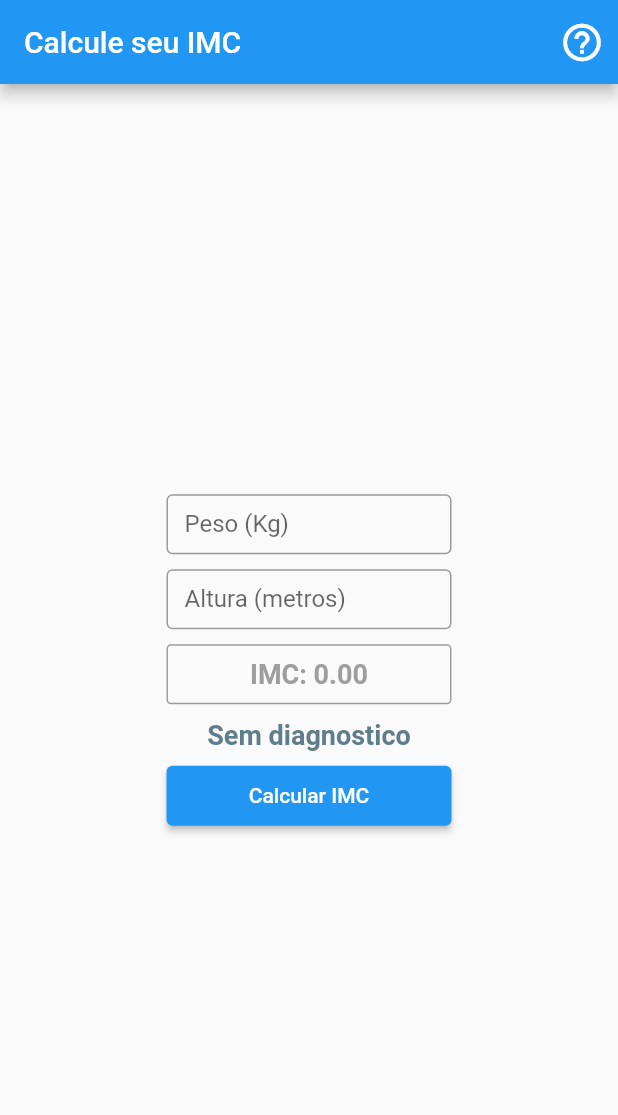
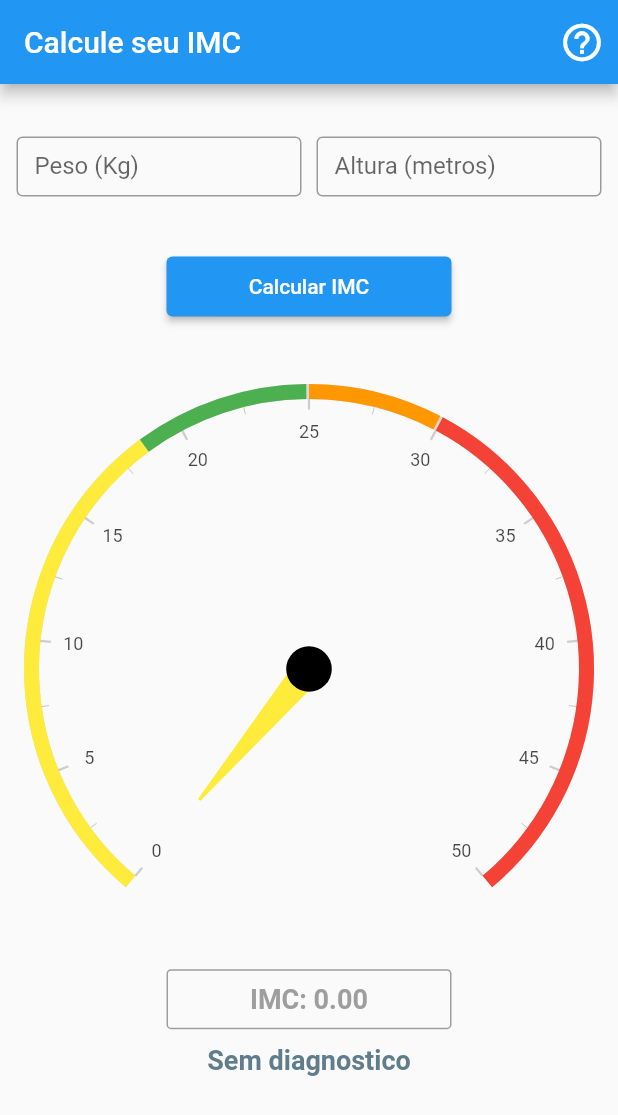
Before and after one commit to joaovitorpd/calculo_imc, a Flutter app: the screen it shows after launch, on a phone screen of 412 x 824 dp. Shown: the top 1115 px of the screen. Run offline on Flutter 3.47's test engine with Material 2 defaults, Android fonts, the phone set to English and light mode, and no system bars; drawn by our look-alikes of syncfusion_flutter_gauges; our stand-ins replace brasil_fields.

Commit message:
Layout adjustment

```diff
--- a/lib/screens/home_page.dart
+++ b/lib/screens/home_page.dart
@@ -1,6 +1,7 @@
 import 'package:brasil_fields/brasil_fields.dart';
 import 'package:calculo_imc/janela_de_ajuda.dart';
 import 'package:calculo_imc/widgets/entrada_formatada.dart';
+import 'package:calculo_imc/widgets/medidor_circular.dart';
 import 'package:flutter/material.dart';
 
 class HomePage extends StatefulWidget {
@@ -36,8 +37,8 @@ class _HomePageState extends State<HomePage> {
     double peso = double.parse(_pesoController.text.replaceFirst(',', '.'));
 
     setState(() {
-      print('peso: $peso');
-      print('altura: $altura');
+      //print('peso: $peso');
+      //print('altura: $altura');
 
       if (peso != 0 && altura != 0) {
         imc = peso / ((altura) * (altura));
@@ -82,8 +83,9 @@ class _HomePageState extends State<HomePage> {
             ),
           ],
         ),
-        body: Center(
-          child: SingleChildScrollView(
+        //resizeToAvoidBottomInset: true,
+        body: SingleChildScrollView(
+          padding: EdgeInsets.only(top: 30.0),
           child: Column(
             mainAxisAlignment: MainAxisAlignment.center,
             children: [
@@ -100,11 +102,6 @@ class _HomePageState extends State<HomePage> {
                       formatter: PesoInputFormatter(),
                     ),
                   ),
-                  ],
-                ),
-                Row(
-                  mainAxisAlignment: MainAxisAlignment.center,
-                  children: [
                   Container(
                     width: 200,
                     height: 50,
@@ -118,7 +115,30 @@ class _HomePageState extends State<HomePage> {
                 ],
               ),
               const SizedBox(
-                  height: 5,
+                height: 30,
+              ),
+              Container(
+                width: 200,
+                height: 50,
+                padding: const EdgeInsets.all(5),
+                child: ElevatedButton(
+                  child: const Text('Calcular IMC'),
+                  onPressed: () {
+                    calcularIMC();
+                    FocusManager.instance.primaryFocus?.unfocus();
+                  },
+                ),
+              ),
+              const SizedBox(
+                height: 30,
+              ),
+              SizedBox(
+                width: 400,
+                height: 400,
+                child: MedidorCircular(imc: imc),
+              ),
+              const SizedBox(
+                height: 0.1,
               ),
               Container(
                 width: 190,
@@ -170,23 +190,7 @@ class _HomePageState extends State<HomePage> {
                   ),
                 ],
               ),
-                const SizedBox(
-                  height: 5,
-                ),
-                Container(
-                  width: 200,
-                  height: 50,
-                  padding: const EdgeInsets.all(5),
-                  child: ElevatedButton(
-                    child: const Text('Calcular IMC'),
-                    onPressed: () {
-                      calcularIMC();
-                      FocusManager.instance.primaryFocus?.unfocus();
-                    },
-                  ),
-                ),
             ],
-            ),
           ),
         ),
       ),
--- a/lib/widgets/entrada_formatada.dart
+++ b/lib/widgets/entrada_formatada.dart
@@ -14,7 +14,7 @@ class EntradaFormatada extends StatelessWidget {
 
   @override
   Widget build(BuildContext context) {
-    return TextField(
+    return TextFormField(
       controller: controller,
       decoration: InputDecoration(
         labelText: label,
@@ -24,7 +24,8 @@ class EntradaFormatada extends StatelessWidget {
         FilteringTextInputFormatter.digitsOnly,
         formatter,
       ],
-      keyboardType: const TextInputType.numberWithOptions(decimal: true),
+      keyboardType: TextInputType.number,
+      textInputAction: TextInputAction.done,
     );
   }
 }
--- a/lib/widgets/medidor_circular.dart
+++ b/lib/widgets/medidor_circular.dart
@@ -24,8 +24,7 @@ class _MedidorCircularState extends State<MedidorCircular> {
                 50.0, // Defina o máximo de IMC de acordo com sua necessidade
             ranges: <GaugeRange>[
               GaugeRange(startValue: 0, endValue: 18.5, color: Colors.yellow),
-                GaugeRange(
-                    startValue: 18.5, endValue: 24.9, color: Colors.green),
+              GaugeRange(startValue: 18.5, endValue: 24.9, color: Colors.green),
               GaugeRange(
                   startValue: 25.0, endValue: 29.9, color: Colors.orange),
               GaugeRange(startValue: 30.0, endValue: 60.0, color: Colors.red)
@@ -36,14 +35,15 @@ class _MedidorCircularState extends State<MedidorCircular> {
                 needleColor: _getColorForIMC(widget.imc),
               )
             ],
-              annotations: <GaugeAnnotation>[
+            /* annotations: <GaugeAnnotation>[
                 GaugeAnnotation(
-                    widget: Text(widget.imc.toString(),
+                    widget: Text(widget.imc.toStringAsFixed(2),
                         style: const TextStyle(
                             fontSize: 25, fontWeight: FontWeight.bold)),
                     angle: 90,
-                    positionFactor: 0.5)
-              ]),
+                    positionFactor: 0.5),
+              ] */
+          ),
         ],
       ),
     );
```
Lines whose indentation alone changed are shown as unchanged.
